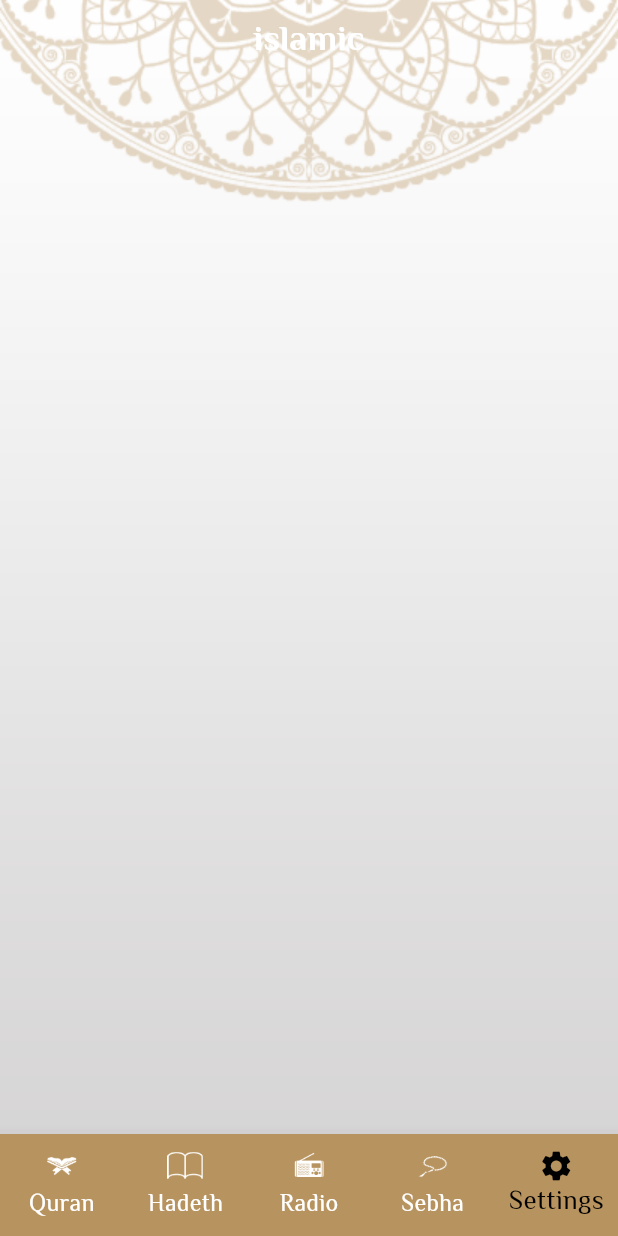
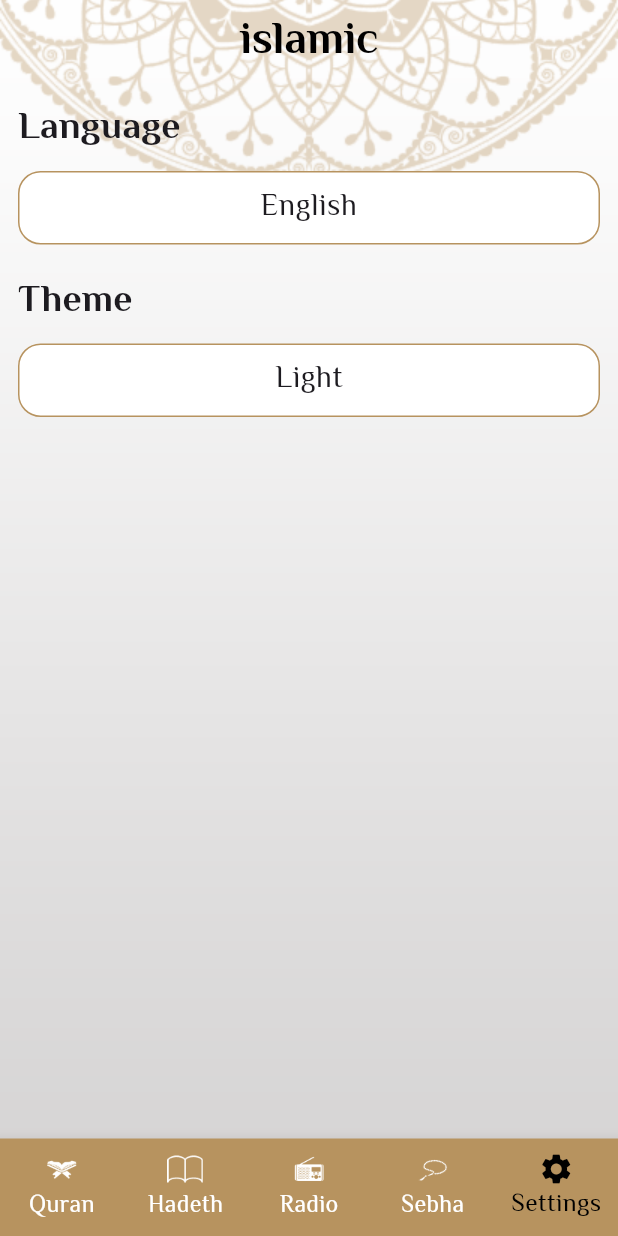
Before and after one commit to M7moud-sayed/Islamic_app, a Flutter app: the screen it shows after launch, item 5 of the bottom bar chosen, on a phone screen of 412 x 824 dp. Run offline on Flutter 3.47's test engine with Material 3 defaults, Android fonts, the phone set to English and light mode, and no system bars; generated files the repository leaves out were written again.

Commit message:
Finished settings widget

```diff
--- /dev/null
+++ b/l10n.yaml
@@ -0,0 +1,3 @@
+arb-dir: lib/l10n
+template-arb-file: app_en.arb
+output-localization-file: app_localizations.dart
--- /dev/null
+++ b/lib/l10n/app_ar.arb
@@ -0,0 +1,10 @@
+{
+  "islamic" : "اسلامي",
+  "language" : "اللغة",
+  "theme" : "النمط",
+  "quran" : "قرآن",
+  "hadeth" : "حديث",
+  "radio" : "راديو",
+  "sebha" : "سبحه",
+  "settings" : "الاعدادات"
+}
--- /dev/null
+++ b/lib/l10n/app_en.arb
@@ -0,0 +1,10 @@
+{
+  "islamic" : "islamic",
+  "language" : "Language",
+  "theme" : "Theme",
+  "quran" : "Quran",
+  "hadeth" : "Hadeth",
+  "radio" : "Radio",
+  "sebha" : "Sebha",
+  "settings" : "Settings"
+}
--- a/lib/main.dart
+++ b/lib/main.dart
@@ -1,9 +1,11 @@
 import 'package:flutter/material.dart';
+import 'package:flutter_localizations/flutter_localizations.dart';
+import 'package:islamic_app/style/app_theme.dart';
 import 'package:islamic_app/ui/hadeth_details/hadeth_details_screen.dart';
 import 'package:islamic_app/ui/home/home_screen.dart';
 import 'package:islamic_app/ui/quran_details/quran_details_screen.dart';
 import 'package:islamic_app/ui/splash/splash_screen.dart';
-
+import 'package:flutter_gen/gen_l10n/app_localizations.dart';
 void main() {
   runApp(const MyApp());
 }
@@ -16,52 +18,24 @@ class MyApp extends StatelessWidget {
     return MaterialApp(
       debugShowCheckedModeBanner: false,
       title: 'Islamic App',
-      theme: ThemeData(
-        primaryColor: Color(0xFFB7935F),
-        scaffoldBackgroundColor: Colors.transparent,
-        appBarTheme: AppBarTheme(
-            backgroundColor: Colors.transparent,
-            centerTitle: true,
-            titleTextStyle: TextStyle(
-              fontSize: 24,
-              fontWeight: FontWeight.bold,
-              fontFamily: "El Messiri",
-            )),
-        colorScheme: ColorScheme.fromSeed(
-          seedColor: Color(0xFFB7935F),
-          primary: Color(0xFFB7935F),
-          secondary: Color(0xFFB7935F).withOpacity(0.57),
-          onPrimary: Colors.white,
-          onSecondary: Colors.black,
-        ),
-        bottomNavigationBarTheme: BottomNavigationBarThemeData(
-          backgroundColor: Color(0xFFB7935F),
-          type: BottomNavigationBarType.fixed,
-          selectedItemColor: Colors.black,
-          selectedLabelStyle: TextStyle(
-            fontSize: 18,
-            fontFamily: "El Messiri",
-          ),
-          selectedIconTheme: IconThemeData(color: Colors.black),
-          unselectedLabelStyle: TextStyle(
-            fontSize: 16,
-            fontFamily: "El Messiri",
-            color: Colors.white,
-            fontWeight: FontWeight.normal,
-          ),
-          unselectedItemColor: Colors.white,
-          unselectedIconTheme: IconThemeData(color: Colors.white),
-        ),
-        dividerTheme: const DividerThemeData(
-          color: Color(0xFFB7935F),
-          thickness: 1.5,
-        ),
-        useMaterial3: true,
-      ),
+      localizationsDelegates: [
+        AppLocalizations.delegate,
+        GlobalMaterialLocalizations.delegate,
+        GlobalWidgetsLocalizations.delegate,
+        GlobalCupertinoLocalizations.delegate,
+      ],
+      supportedLocales: [
+        Locale('en'),
+        Locale('ar'),
+      ],
+      locale: Locale("en"),
+      theme: AppTheme.LightTheme,
+      darkTheme: AppTheme.DarkTheme,
+      themeMode: AppTheme.isDark?ThemeMode.dark:ThemeMode.light,
       initialRoute: SplashScreen.routeName,
       routes: {
-        SplashScreen.routeName: (_) => const SplashScreen(),
-        HomeScreen.routeName: (_) => const HomeScreen(),
+        SplashScreen.routeName: (_) => SplashScreen(),
+        HomeScreen.routeName: (_) => HomeScreen(),
         QuranDetailsScreen.routeName: (_) => QuranDetailsScreen(),
         HadethDetailsScreen.routeName: (_) => HadethDetailsScreen(),
       },
--- /dev/null
+++ b/lib/style/app_theme.dart
@@ -0,0 +1,132 @@
+import 'package:flutter/material.dart';
+
+class AppTheme {
+  static bool isDark = false;
+  static const Color lightPrimary = Color(0xFFb7935f);
+  static const Color darkPrimary = Color(0xFF141A2E);
+  static const Color darkSecondary = Color(0xFFFACC10);
+  static ThemeData LightTheme = ThemeData(
+      useMaterial3: true,
+      primaryColor: lightPrimary,
+      scaffoldBackgroundColor: Colors.transparent,
+      appBarTheme: const AppBarTheme(
+          color: Colors.transparent,
+          centerTitle: true,
+          elevation: 0,
+          iconTheme: IconThemeData(color: Colors.black),
+          titleTextStyle: TextStyle(
+            fontSize: 30,
+            color: Colors.black,
+            fontWeight: FontWeight.bold,
+            fontFamily: "El Messiri",
+          )),
+      bottomNavigationBarTheme: BottomNavigationBarThemeData(
+        backgroundColor: lightPrimary,
+        type: BottomNavigationBarType.fixed,
+        selectedItemColor: Colors.black,
+        selectedLabelStyle: TextStyle(
+          fontSize: 17,
+          fontFamily: "El Messiri",
+        ),
+        selectedIconTheme: IconThemeData(color: Colors.black),
+        unselectedLabelStyle: TextStyle(
+          fontSize: 16,
+          fontFamily: "El Messiri",
+          color: Colors.white,
+          fontWeight: FontWeight.normal,
+        ),
+        unselectedItemColor: Colors.white,
+        unselectedIconTheme: IconThemeData(color: Colors.white),
+      ),
+      dividerTheme: const DividerThemeData(
+        color: lightPrimary,
+        thickness: 1.5,
+      ),
+      textTheme: const TextTheme(
+        titleLarge: TextStyle(
+          fontWeight: FontWeight.bold,
+          fontSize: 30,
+          fontFamily: "El Messiri",
+        ),
+        bodyLarge: TextStyle(
+          fontSize: 25,
+          fontWeight: FontWeight.w600,
+          fontFamily: "El Messiri",
+        ),
+        bodyMedium: TextStyle(
+          fontSize: 25,
+          fontWeight: FontWeight.normal,
+          fontFamily: "El Messiri",
+        ),
+        bodySmall: TextStyle(
+          fontSize: 20,
+          fontWeight: FontWeight.w400,
+          fontFamily: "El Messiri",
+        ),
+      ));
+  static ThemeData DarkTheme = ThemeData(
+    useMaterial3: true,
+    primaryColorDark: darkPrimary,
+    dividerColor: darkSecondary,
+    scaffoldBackgroundColor: Colors.transparent,
+    appBarTheme: const AppBarTheme(
+        color: Colors.transparent,
+        centerTitle: true,
+        elevation: 0,
+        iconTheme: IconThemeData(color: darkSecondary),
+        titleTextStyle: TextStyle(
+          fontSize: 30,
+          color: darkSecondary,
+          fontWeight: FontWeight.bold,
+          fontFamily: "El Messiri",
+        )),
+    bottomNavigationBarTheme: BottomNavigationBarThemeData(
+      backgroundColor: darkPrimary,
+      type: BottomNavigationBarType.fixed,
+      selectedItemColor: darkSecondary,
+      selectedLabelStyle: TextStyle(
+        color: darkSecondary,
+        fontSize: 17,
+        fontFamily: "El Messiri",
+      ),
+      selectedIconTheme: IconThemeData(color: darkSecondary),
+      unselectedLabelStyle: TextStyle(
+        fontSize: 16,
+        fontFamily: "El Messiri",
+        color: Colors.white,
+        fontWeight: FontWeight.normal,
+      ),
+      unselectedItemColor: Colors.white,
+      unselectedIconTheme: IconThemeData(color: Colors.white),
+    ),
+    textTheme: const TextTheme(
+      titleLarge: TextStyle(
+        color: Colors.white,
+        fontWeight: FontWeight.bold,
+        fontSize: 30,
+        fontFamily: "El Messiri",
+      ),
+      bodyLarge: TextStyle(
+        color: Colors.white,
+        fontSize: 25,
+        fontWeight: FontWeight.w600,
+        fontFamily: "El Messiri",
+      ),
+      bodyMedium: TextStyle(
+        color: Colors.white,
+        fontSize: 25,
+        fontWeight: FontWeight.normal,
+        fontFamily: "El Messiri",
+      ),
+      bodySmall: TextStyle(
+        color: darkSecondary,
+        fontSize: 20,
+        fontWeight: FontWeight.w400,
+        fontFamily: "El Messiri",
+      ),
+    )
+    ,dividerTheme: const DividerThemeData(
+    color: darkSecondary,
+    thickness: 1.5,
+  ),);
+}
--- a/lib/ui/hadeth_details/hadeth_details_screen.dart
+++ b/lib/ui/hadeth_details/hadeth_details_screen.dart
@@ -1,6 +1,8 @@
 import 'package:flutter/cupertino.dart';
 import 'package:flutter/material.dart';
 import 'package:islamic_app/ui/home/hadeth_widget.dart';
+
+import '../../style/app_theme.dart';
 
 class HadethDetailsScreen extends StatelessWidget {
   static const routeName = "HadethDetailsScreen(";
@@ -14,17 +16,17 @@ class HadethDetailsScreen extends StatelessWidget {
     return Container(
       decoration: BoxDecoration(
           image: DecorationImage(
-              image: AssetImage("assets/images/main_background.png"),
+              image: AssetImage(AppTheme.isDark?"assets/images/main_dark.jpg":"assets/images/main_background.png"),
               fit: BoxFit.fill)),
       child: Scaffold(
         appBar: AppBar(),
         body: Column(
           children: [
-            Text(hadethModel.title,style: TextStyle(fontWeight: FontWeight.bold,fontSize: 26,fontFamily: "El Messiri"),),
+            Text(hadethModel.title,style: Theme.of(context).textTheme.bodyLarge,),
             Expanded(
               child: Padding(
                 padding: const EdgeInsets.all(8.0),
-                child: Card( color: Colors.white,
+                child: Card( color: AppTheme.isDark?Theme.of(context).primaryColorDark:Colors.white,
                   margin: EdgeInsets.all(20),
                   /*elevation: 20,*/
                   child: Padding(
@@ -34,7 +36,7 @@ class HadethDetailsScreen extends StatelessWidget {
                         child: Text(
                           hadethModel.content,
                           textDirection: TextDirection.rtl,
-                          style: TextStyle(color: Colors.black,fontSize: 20),
+                          style: Theme.of(context).textTheme.bodySmall,
                         ),
                       ),
                     ),
--- a/lib/ui/home/hadeth_title_item.dart
+++ b/lib/ui/home/hadeth_title_item.dart
@@ -13,8 +13,7 @@ class HadethTitleItem extends StatelessWidget {
       onTap: (){
         Navigator.pushNamed(context, HadethDetailsScreen.routeName,arguments: hadeth);
       },
-      child: Text(hadeth.title,textAlign:TextAlign.center,style:TextStyle(fontFamily: "El Messiri",
-        fontSize: 22,fontWeight: FontWeight.bold)),
+      child: Text(hadeth.title,textAlign:TextAlign.center,style:Theme.of(context).textTheme.bodyMedium),
     );
   }
 }
--- a/lib/ui/home/hadeth_widget.dart
+++ b/lib/ui/home/hadeth_widget.dart
@@ -26,10 +26,7 @@ class _HadethWidgetState extends State<HadethWidget> {
         Center(
           child: Text(
             "الاحــاديــث",
-            style: TextStyle(
-                fontFamily: "El Messiri",
-                fontSize: 22,
-                fontWeight: FontWeight.bold),
+            style: Theme.of(context).textTheme.bodyLarge
           ),
         ),
         const Divider(),
--- a/lib/ui/home/home_screen.dart
+++ b/lib/ui/home/home_screen.dart
@@ -1,9 +1,11 @@
 import 'package:flutter/material.dart';
+import 'package:islamic_app/style/app_theme.dart';
 import 'package:islamic_app/ui/home/hadeth_widget.dart';
 import 'package:islamic_app/ui/home/quran_widget.dart';
 import 'package:islamic_app/ui/home/radio_widget.dart';
 import 'package:islamic_app/ui/home/sebha_widget.dart';
 import 'package:islamic_app/ui/home/settings_widget.dart';
+import 'package:flutter_gen/gen_l10n/app_localizations.dart';
 
 class HomeScreen extends StatefulWidget {
   static const routeName = "HomeScreen";
@@ -29,28 +31,39 @@ class _HomeScreenState extends State<HomeScreen> {
     return Container(
       decoration: BoxDecoration(
         image: DecorationImage(
-          image: AssetImage("assets/images/main_background.png"),
+          image: AssetImage(AppTheme.isDark?"assets/images/main_dark.jpg":"assets/images/main_background.png"),
           fit: BoxFit.cover,
         ),
       ),
       child: Scaffold(
         appBar: AppBar(
-          title: Text("islamic"),
+          title: Text(AppLocalizations.of(context)!.islamic),
           centerTitle: true,
         ),
         bottomNavigationBar: BottomNavigationBar(
           currentIndex: currentNavIndex,
-          onTap: (index){
+          onTap: (index) {
             setState(() {
-              currentNavIndex= index;
+              currentNavIndex = index;
             });
           },
           items: [
-            BottomNavigationBarItem(backgroundColor: Theme.of(context).colorScheme.primary,icon: ImageIcon(AssetImage("assets/images/quran_icn.png")),label: "Quran"),
-            BottomNavigationBarItem(icon: ImageIcon(AssetImage("assets/images/hadeth_icn.png")),label: "Hadeth"),
-            BottomNavigationBarItem(icon: ImageIcon(AssetImage("assets/images/radio_icn.png")),label: "Radio"),
-            BottomNavigationBarItem(icon: ImageIcon(AssetImage("assets/images/sebha_icn.png")),label: "Sebha",),
-            BottomNavigationBarItem(icon: Icon(Icons.settings),label: "Settings"),
+            BottomNavigationBarItem(
+                backgroundColor: Theme.of(context).primaryColor,
+                icon: ImageIcon(AssetImage("assets/images/quran_icn.png")),
+                label: AppLocalizations.of(context)!.quran),
+            BottomNavigationBarItem(
+                icon: ImageIcon(AssetImage("assets/images/hadeth_icn.png")),
+                label: AppLocalizations.of(context)!.hadeth),
+            BottomNavigationBarItem(
+                icon: ImageIcon(AssetImage("assets/images/radio_icn.png")),
+                label: AppLocalizations.of(context)!.radio),
+            BottomNavigationBarItem(
+              icon: ImageIcon(AssetImage("assets/images/sebha_icn.png")),
+              label: AppLocalizations.of(context)!.sebha,
+            ),
+            BottomNavigationBarItem(
+                icon: Icon(Icons.settings), label: AppLocalizations.of(context)!.settings),
           ],
         ),
         body: navWidget[currentNavIndex],
--- a/lib/ui/home/quran_title_widget.dart
+++ b/lib/ui/home/quran_title_widget.dart
@@ -1,4 +1,5 @@
 import 'package:flutter/material.dart';
+import 'package:islamic_app/style/app_theme.dart';
 import 'package:islamic_app/ui/quran_details/quran_details_screen.dart';
 
 class QuranTitleWidget extends StatelessWidget {
@@ -23,16 +24,16 @@ class QuranTitleWidget extends StatelessWidget {
         children: [
           Expanded(
             child: Text(title,
-                style: TextStyle(fontSize: 26), textAlign: TextAlign.center),
+                style: Theme.of(context).textTheme.bodyMedium,textAlign: TextAlign.center),
           ),
           Container(
             width: 1.5,
             height: 35,
-            color: Color(0xFFB7935F),
+            color: AppTheme.isDark?Theme.of(context).dividerColor:Theme.of(context).primaryColor,
           ),
           Expanded(
               child: Text(versesNumber.toString(),
-                  style: TextStyle(fontSize: 26), textAlign: TextAlign.center)),
+                  style: Theme.of(context).textTheme.bodyMedium, textAlign: TextAlign.center)),
         ],
       ),
     );
--- a/lib/ui/home/sebha_widget.dart
+++ b/lib/ui/home/sebha_widget.dart
@@ -1,4 +1,5 @@
 import 'package:flutter/material.dart';
+import 'package:islamic_app/style/app_theme.dart';
 
 class SebhaWidget extends StatefulWidget {
   const SebhaWidget({super.key});
@@ -38,7 +39,7 @@ class _SebhaWidgetState extends State<SebhaWidget> {
         ),
         Text(
           "عدد التسبيحات",
-          style: TextStyle(fontFamily: "El Messiri",fontSize: 24,fontWeight: FontWeight.bold),
+          style: Theme.of(context).textTheme.bodyLarge,
         ),
         const SizedBox(
           height: 18,
@@ -47,10 +48,10 @@ class _SebhaWidgetState extends State<SebhaWidget> {
           padding: const EdgeInsets.all(25),
           decoration: BoxDecoration(
               borderRadius: BorderRadius.circular(25),
-              color: Theme.of(context).primaryColor),
+              color: AppTheme.isDark?Theme.of(context).primaryColorDark:Theme.of(context).primaryColor,),
           child: Text(
             "$counter",
-            style: TextStyle(fontFamily: "El Messiri",fontSize: 18,fontWeight: FontWeight.bold),
+            style: Theme.of(context).textTheme.bodySmall,
           ),
         ),
         const SizedBox(
@@ -77,7 +78,7 @@ class _SebhaWidgetState extends State<SebhaWidget> {
           minWidth: 170,
           shape:
               RoundedRectangleBorder(borderRadius: BorderRadius.circular(20)),
-          color: Theme.of(context).primaryColor,
+          color: AppTheme.isDark?Theme.of(context).dividerColor:Theme.of(context).primaryColor,
           onPressed: () {
             sebha();
           },
--- a/lib/ui/home/settings_widget.dart
+++ b/lib/ui/home/settings_widget.dart
@@ -1,10 +1,96 @@
-import 'package:flutter/cupertino.dart';
-
-class SettingsWidget extends StatelessWidget {
+import 'package:flutter/material.dart';
+import 'package:islamic_app/style/app_theme.dart';
+import 'package:islamic_app/ui/home/language_sheet.dart';
+import 'package:islamic_app/ui/home/theme_sheet.dart';
+import 'package:flutter_gen/gen_l10n/app_localizations.dart';
+class SettingsWidget extends StatefulWidget {
   const SettingsWidget({super.key});
 
   @override
+  State<SettingsWidget> createState() => _SettingsWidgetState();
+}
+
+class _SettingsWidgetState extends State<SettingsWidget> {
+  @override
   Widget build(BuildContext context) {
-    return Container();
+    return Padding(
+      padding: const EdgeInsets.all(12.0),
+      child: Column(
+        crossAxisAlignment: CrossAxisAlignment.start,
+        children: [
+          Text(
+            AppLocalizations.of(context)!.language,
+            style: Theme.of(context).textTheme.bodyMedium?.copyWith(fontWeight: FontWeight.bold),
+          ),
+          SizedBox(
+            height: 10,
+          ),
+          InkWell(
+            onTap: () {
+              showLanguageBottomSheet(context);
+            },
+            child: Container(
+              alignment: Alignment.center,
+              width: double.infinity,
+              padding: EdgeInsets.all(10.0),
+              decoration: BoxDecoration(
+                  color: AppTheme.isDark?Theme.of(context).primaryColorDark:Colors.white,
+                  borderRadius: BorderRadius.circular(15),
+                  border: Border.all(color: AppTheme.isDark?Theme.of(context).dividerColor:Theme.of(context).primaryColor),),
+              child: Text(
+                "English",
+                style: Theme.of(context).textTheme.bodySmall,
+                textAlign: TextAlign.center,
+              ),
+            ),
+          ),
+          SizedBox(
+            height: 20,
+          ),
+          Text(
+            AppLocalizations.of(context)!.theme,
+            style: Theme.of(context).textTheme.bodyMedium?.copyWith(fontWeight: FontWeight.bold),
+          ),
+          SizedBox(
+            height: 10,
+          ),
+          InkWell(
+            onTap: () {
+              showThemeBottomSheet(context);
+            },
+            child: Container(
+              alignment: Alignment.center,
+              width: double.infinity,
+              padding: EdgeInsets.all(10.0),
+              decoration: BoxDecoration(
+                  color: AppTheme.isDark?Theme.of(context).primaryColorDark:Colors.white,
+                  borderRadius: BorderRadius.circular(15),
+                  border: Border.all(color: AppTheme.isDark?Theme.of(context).dividerColor:Theme.of(context).primaryColor),),
+              child: Text(
+                "Light",
+                style: Theme.of(context).textTheme.bodySmall,
+              ),
+            ),
+          ),
+        ],
+      ),
+    );
   }
 }
+
+void showThemeBottomSheet(BuildContext context) {
+  showModalBottomSheet(
+      context: context,
+      builder: (context) {
+        return ThemeSheet();
+      });
+
+}
+
+void showLanguageBottomSheet(BuildContext context) {
+  showModalBottomSheet(
+      context: context,
+      builder: (context) {
+        return LanguageSheet();
+      });
+}
--- a/lib/ui/quran_details/quran_details_screen.dart
+++ b/lib/ui/quran_details/quran_details_screen.dart
@@ -1,5 +1,7 @@
 import 'package:flutter/material.dart';
 import 'package:flutter/services.dart';
+
+import '../../style/app_theme.dart';
 
 class QuranDetailsScreen extends StatefulWidget {
   static const String routeName = "QuranDetailsScreen";
@@ -19,7 +21,7 @@ class _QuranDetailsScreenState extends State<QuranDetailsScreen> {
     return Container(
       decoration: BoxDecoration(
           image: DecorationImage(
-              image: AssetImage("assets/images/main_background.png"),
+              image: AssetImage(AppTheme.isDark?"assets/images/main_dark.jpg":"assets/images/main_background.png"),
               fit: BoxFit.fill)),
       child: Scaffold(
         appBar: AppBar(),
@@ -30,10 +32,7 @@ class _QuranDetailsScreenState extends State<QuranDetailsScreen> {
               children: [
                 Text(
                     "سورة ${args.title}",
-                    style: TextStyle(
-                        fontFamily: "El Messiri",
-                        fontSize: 26,
-                        fontWeight: FontWeight.bold),
+                    style: Theme.of(context).textTheme.bodyLarge,
                   ),
 
                 SizedBox(width: 10,),
@@ -44,7 +43,7 @@ class _QuranDetailsScreenState extends State<QuranDetailsScreen> {
               child: Padding(
                 padding: const EdgeInsets.all(8.0),
                 child: Card(
-                  color: Colors.white,
+                  color: AppTheme.isDark?Theme.of(context).primaryColorDark:Colors.white,
                   margin: EdgeInsets.all(20),
                   /*elevation: 20,*/
                   child: lines.isNotEmpty
@@ -60,7 +59,7 @@ class _QuranDetailsScreenState extends State<QuranDetailsScreen> {
                                     child: Text(
                                       "${lines[index]} (${index + 1})",
                                       textDirection: TextDirection.rtl,
-                                      style: TextStyle(color: Colors.black, fontSize: 20),
+                                      style: Theme.of(context).textTheme.bodySmall,
                                     ),
                                   ),
                                 ),
--- a/lib/ui/splash/splash_screen.dart
+++ b/lib/ui/splash/splash_screen.dart
@@ -1,5 +1,6 @@
 import 'dart:async';
 import 'package:flutter/material.dart';
+import 'package:islamic_app/style/app_theme.dart';
 import 'package:islamic_app/ui/home/home_screen.dart';
 
 class SplashScreen extends StatefulWidget {
@@ -23,8 +24,8 @@ class _SplashScreenState extends State<SplashScreen> {
     Size mediaQuery = MediaQuery.of(context).size;
     return Scaffold(
       backgroundColor: Colors.transparent,
-      body: Image.asset(
-        "assets/images/splash_background.png",
+      body: Image.asset(AppTheme.isDark?"assets/images/splash_dark_screen.jpg"
+        :"assets/images/splash_background.png",
         height: mediaQuery.height,
         width: mediaQuery.width,
         fit: BoxFit.cover,
```
Also changed, not shown: lib/ui/home/language_sheet.dart (added, +53 -0 lines), lib/ui/home/quran_widget.dart (+12 -15 lines), lib/ui/home/radio_widget.dart (+7 -6 lines), lib/ui/home/theme_sheet.dart (added, +53 -0 lines), pubspec.yaml (+13 -17 lines), lib/generated/intl/messages_all.dart (added), lib/generated/intl/messages_ar.dart (added), lib/generated/intl/messages_en.dart (added), lib/generated/l10n.dart (added), pubspec.lock.
